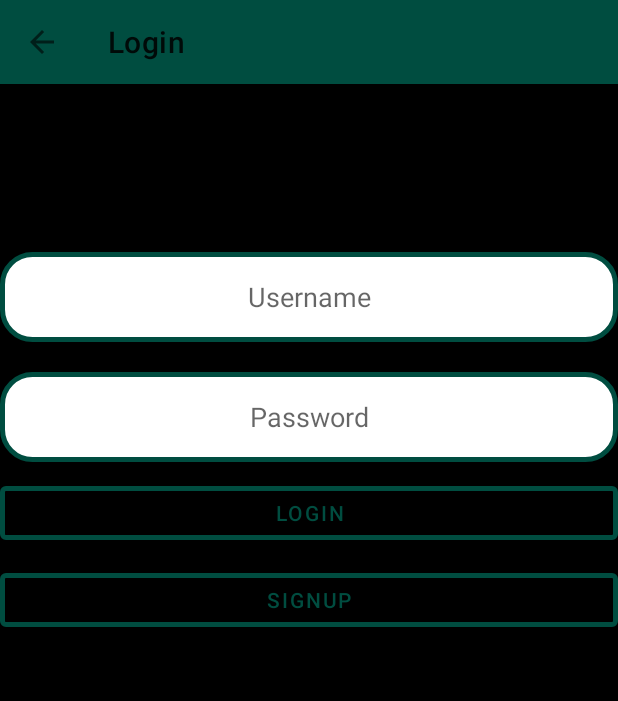
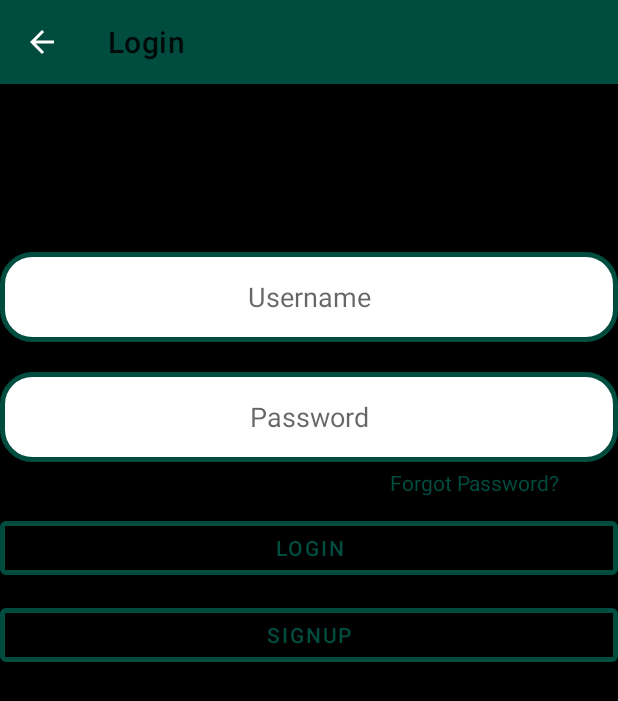
Before and after one commit to sshirin282/Trader, an Android app: the MainActivity6 screen opened directly, with no data from a screen before it, on a phone screen of 412 x 824 dp. Shown: the top 701 px of the screen. Run offline under Robolectric (Android 15) with nearby library versions, the light colour scheme and no system bars; our stand-ins replace sdp/ssp sizes.

```diff
--- a/app/src/main/AndroidManifest.xml
+++ b/app/src/main/AndroidManifest.xml
@@ -9,7 +9,9 @@
         android:roundIcon="@mipmap/ic_launcher_round"
         android:supportsRtl="true"
         android:theme="@style/Theme.LiveProject">
-        <activity android:name=".MainActivity6"></activity>
+        <activity android:name=".MainActivity8"></activity>
+        <activity android:name=".MainActivity7" />
+        <activity android:name=".MainActivity6" />
         <activity android:name=".MainActivity5" />
         <activity android:name=".MainActivity4" />
         <activity
--- a/app/src/main/java/com/example/liveproject/MainActivity2.kt
+++ b/app/src/main/java/com/example/liveproject/MainActivity2.kt
@@ -50,7 +50,7 @@ class MainActivity2 : AppCompatActivity() {
         }
         val tv1: TextView = header.findViewById(R.id.sign)
         tv1.setOnClickListener {
-            val intent=Intent(this,MainActivity6::class.java)
+            val intent=Intent(this,MainActivity7::class.java)
             startActivity(intent)
         }
         cardView1 = findViewById(R.id.card1)
--- a/app/src/main/java/com/example/liveproject/MainActivity6.kt
+++ b/app/src/main/java/com/example/liveproject/MainActivity6.kt
@@ -1,14 +1,21 @@
 package com.example.liveproject
 
+import android.content.Intent
 import androidx.appcompat.app.AppCompatActivity
 import android.os.Bundle
+import android.view.View
+import android.widget.Button
 import android.widget.EditText
+import android.widget.TextView
 import android.widget.Toolbar
 
 class MainActivity6 : AppCompatActivity() {
     lateinit var editText1: EditText
     lateinit var editText2: EditText
+    lateinit var textView: TextView
     lateinit var toolbar: androidx.appcompat.widget.Toolbar
+    lateinit var button1:Button
+    lateinit var button2: Button
     override fun onCreate(savedInstanceState: Bundle?) {
         super.onCreate(savedInstanceState)
         setContentView(R.layout.activity_main6)
@@ -18,7 +25,27 @@ class MainActivity6 : AppCompatActivity() {
         setSupportActionBar(toolbar)
         editText1=findViewById(R.id.edittext)
         editText2=findViewById(R.id.edittext1)
+        textView=findViewById(R.id.textforget)
+        textView.setOnClickListener {
+            val intent=Intent(this,MainActivity8::class.java)
+            startActivity(intent)
+            finish()
+        }
+
+        button1=findViewById(R.id.bnt1)
+        button2=findViewById(R.id.bnt2)
+        button2.setOnClickListener {
+            val intent=Intent(this,MainActivity7::class.java)
+            startActivity(intent)
+            true
+        }
+
+        toolbar.setNavigationOnClickListener(View.OnClickListener {
+            val intent=Intent(this,MainActivity2::class.java)
+            startActivity(intent)
+            finish()
+        })
+
     }
 
-
 }
--- a/app/src/main/res/drawable/ic_baseline_arrow_back_24.xml
+++ b/app/src/main/res/drawable/ic_baseline_arrow_back_24.xml
@@ -2,8 +2,7 @@
     android:width="24dp"
     android:height="24dp"
     android:viewportWidth="24"
-    android:viewportHeight="24"
-    android:tint="?attr/colorControlNormal">
+    android:viewportHeight="24">
   <path
       android:fillColor="@android:color/white"
       android:pathData="M20,11H7.83l5.59,-5.59L12,4l-8,8 8,8 1.41,-1.41L7.83,13H20v-2z"/>
--- a/app/src/main/res/layout/activity_main2.xml
+++ b/app/src/main/res/layout/activity_main2.xml
@@ -230,5 +230,7 @@
         app:itemIconTint="@drawable/tab_color"
         app:itemTextColor="@drawable/tab_color"
         app:headerLayout="@layout/header"
-        app:menu="@menu/menu_list2" />
+        app:menu="@menu/menu_list2">
+    </com.google.android.material.navigation.NavigationView>
+
 </androidx.drawerlayout.widget.DrawerLayout>
--- a/app/src/main/res/layout/activity_main6.xml
+++ b/app/src/main/res/layout/activity_main6.xml
@@ -33,11 +33,21 @@
         android:background="@drawable/shape"
         android:id="@+id/edittext1"/>
 
+    <TextView
+        android:id="@+id/textforget"
+        android:layout_width="match_parent"
+        android:layout_height="wrap_content"
+        android:layout_below="@id/edittext1"
+        android:text="Forgot Password?"
+        android:textColor="#004D40"
+        android:layout_marginLeft="@dimen/_200sdp"
+        android:layout_marginTop="@dimen/_3sdp"/>
+
     <Button
         android:id="@+id/bnt1"
         android:layout_width="match_parent"
         android:layout_height="wrap_content"
-        android:layout_below="@id/edittext1"
+        android:layout_below="@id/textforget"
         android:layout_marginTop="10dp"
         app:strokeWidth="3dp"
         app:strokeColor="#004D40"
@@ -48,7 +58,6 @@
 
     <Button
         android:id="@+id/bnt2"
-
         android:layout_width="match_parent"
         android:layout_height="wrap_content"
         android:layout_below="@id/bnt1"
```
Also changed, not shown: app/src/main/java/com/example/liveproject/MainActivity3.kt (+15 -1 lines), app/src/main/java/com/example/liveproject/MainActivity4.kt (+14 -0 lines), app/src/main/java/com/example/liveproject/MainActivity5.kt (+15 -9 lines), app/src/main/java/com/example/liveproject/MainActivity7.kt (added, +11 -0 lines), app/src/main/java/com/example/liveproject/MainActivity8.kt (added, +11 -0 lines), app/src/main/res/layout/activity_main7.xml (added, +9 -0 lines), app/src/main/res/layout/activity_main8.xml (added, +9 -0 lines), app/src/main/res/layout/toll.xml (+2 -6 lines), app/src/main/res/menu/homecontext.xml (added, +12 -0 lines).
